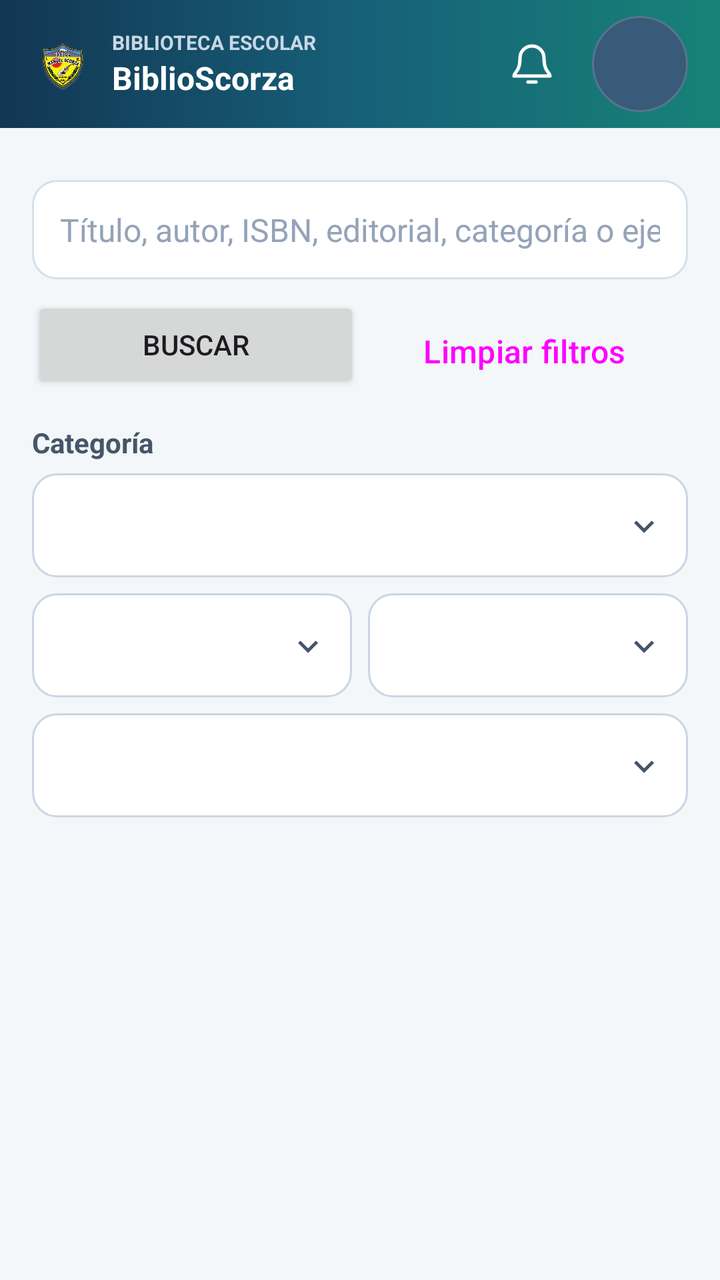
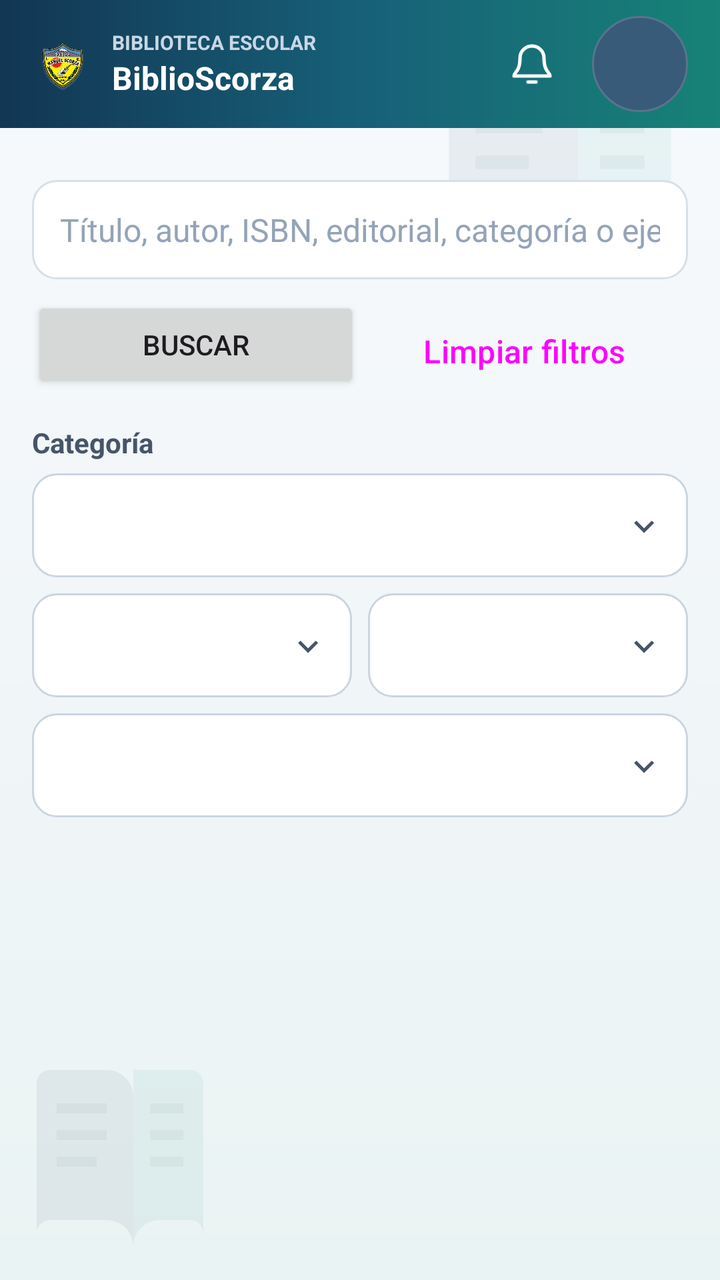

Screens rendered from an Android XML layout before and after an edit, with the pre-edit source and the edit as a unified diff.
<!-- AndroidManifest.xml: application theme Theme.BiblioScorza -->
<!-- res/layout/activity_buscar.xml -->
<?xml version="1.0" encoding="utf-8"?>
<LinearLayout xmlns:android="http://schemas.android.com/apk/res/android"
    android:layout_width="match_parent" android:layout_height="match_parent"
    android:orientation="vertical">
    <include layout="@layout/view_top_bar" />
    <LinearLayout android:layout_width="match_parent" android:layout_height="0dp"
        android:layout_weight="1" android:orientation="vertical" android:padding="16dp">
    <EditText android:id="@+id/etBuscar" style="@style/BsInput"
        android:hint="Título, autor, ISBN, editorial, categoría o ejemplar" android:inputType="text" />
    <LinearLayout android:layout_width="match_parent" android:layout_height="wrap_content"
        android:orientation="horizontal">
        <Button android:id="@+id/btnBuscar" android:layout_width="0dp" android:layout_height="48dp"
            android:layout_weight="1" android:layout_marginTop="8dp" android:text="Buscar" />
        <Button android:id="@+id/btnLimpiar" style="@style/BsButtonOutline"
            android:layout_width="0dp" android:layout_height="48dp" android:layout_weight="1"
            android:text="Limpiar filtros" />
    </LinearLayout>
    <TextView android:layout_width="match_parent" android:layout_height="wrap_content"
        android:layout_marginTop="12dp" android:layout_marginBottom="6dp"
        android:text="Categoría" android:textColor="#475569" android:textSize="14sp"
        android:textStyle="bold" />
    <Spinner android:id="@+id/spCategoria" android:layout_width="match_parent" android:layout_height="52dp"
        android:background="@drawable/bg_filter_spinner" android:contentDescription="Filtrar por categoría"
        android:paddingStart="12dp" android:paddingEnd="40dp" android:spinnerMode="dropdown" />
    <LinearLayout android:layout_width="match_parent" android:layout_height="wrap_content"
        android:layout_marginTop="8dp" android:orientation="horizontal">
        <Spinner android:id="@+id/spNivel" android:layout_width="0dp" android:layout_height="52dp"
            android:layout_marginEnd="4dp" android:layout_weight="1" android:background="@drawable/bg_filter_spinner"
            android:contentDescription="Filtrar por nivel educativo" android:paddingStart="10dp"
            android:paddingEnd="36dp" android:spinnerMode="dropdown" />
        <Spinner android:id="@+id/spDisponibilidad" android:layout_width="0dp" android:layout_height="52dp"
            android:layout_marginStart="4dp" android:layout_weight="1" android:background="@drawable/bg_filter_spinner"
            android:contentDescription="Filtrar por disponibilidad" android:paddingStart="10dp"
            android:paddingEnd="36dp" android:spinnerMode="dropdown" />
    </LinearLayout>
    <Spinner android:id="@+id/spEstado" android:layout_width="match_parent" android:layout_height="52dp"
        android:layout_marginTop="8dp" android:background="@drawable/bg_filter_spinner"
        android:contentDescription="Filtrar por estado del libro"
        android:paddingStart="12dp" android:paddingEnd="40dp" android:spinnerMode="dropdown" />
    <ProgressBar android:id="@+id/progreso" android:layout_width="wrap_content"
        android:layout_height="wrap_content" android:layout_gravity="center_horizontal"
        android:visibility="gone" />
    <TextView android:id="@+id/tvFiltros" style="@style/BsText" />
    <TextView android:id="@+id/tvMsg" style="@style/BsText" />
    <ListView android:id="@+id/lista" android:layout_width="match_parent"
        android:layout_height="0dp" android:layout_weight="1" android:layout_marginTop="8dp"
        android:dividerHeight="8dp" />
    <Button android:id="@+id/btnMas" android:layout_width="match_parent"
        android:layout_height="48dp" android:text="Cargar más" android:visibility="gone" />
    </LinearLayout>
</LinearLayout>
<!-- res/layout/view_top_bar.xml (included above) -->
<?xml version="1.0" encoding="utf-8"?>
<LinearLayout xmlns:android="http://schemas.android.com/apk/res/android"
    android:layout_width="match_parent"
    android:layout_height="64dp"
    android:background="@drawable/bg_top_bar"
    android:gravity="center_vertical"
    android:orientation="horizontal"
    android:paddingStart="16dp"
    android:paddingEnd="16dp">

    <ImageButton
        android:id="@+id/btnVolver"
        android:layout_width="44dp"
        android:layout_height="44dp"
        android:background="?attr/selectableItemBackgroundBorderless"
        android:contentDescription="Volver"
        android:padding="12dp"
        android:src="@drawable/ic_arrow_back"
        android:tint="#FFFFFF"
        android:visibility="gone" />

    <ImageView
        android:layout_width="30dp"
        android:layout_height="36dp"
        android:contentDescription="Escudo de Biblioteca-Scorza"
        android:scaleType="fitCenter"
        android:src="@drawable/escudo_colegio_transparente" />

    <LinearLayout
        android:layout_width="0dp"
        android:layout_height="wrap_content"
        android:layout_marginStart="10dp"
        android:layout_weight="1"
        android:orientation="vertical">

        <TextView
            android:layout_width="match_parent"
            android:layout_height="wrap_content"
            android:ellipsize="end"
            android:maxLines="1"
            android:text="BIBLIOTECA ESCOLAR"
            android:textColor="#C8D7E5"
            android:textSize="10sp"
            android:textStyle="bold" />

        <TextView
            android:layout_width="match_parent"
            android:layout_height="wrap_content"
            android:ellipsize="end"
            android:maxLines="1"
            android:text="BiblioScorza"
            android:textColor="#FFFFFF"
            android:textSize="16sp"
            android:textStyle="bold" />
    </LinearLayout>

    <FrameLayout
        android:id="@+id/btnNotificaciones"
        android:layout_width="48dp"
        android:layout_height="48dp"
        android:layout_marginStart="4dp"
        android:background="@drawable/bg_top_bar_action_ripple"
        android:clickable="true"
        android:contentDescription="Notificaciones"
        android:focusable="true">

        <ImageView
            android:layout_width="24dp"
            android:layout_height="24dp"
            android:layout_gravity="center"
            android:contentDescription="@null"
            android:src="@drawable/ic_notifications"
            android:tint="#FFFFFF" />

        <TextView
            android:id="@+id/tvNotificaciones"
            android:layout_width="18dp"
            android:layout_height="18dp"
            android:layout_gravity="top|end"
            android:background="@drawable/bg_top_bar_badge"
            android:gravity="center"
            android:textColor="#FFFFFF"
            android:textSize="10sp"
            android:textStyle="bold"
            android:visibility="gone" />
    </FrameLayout>

    <TextView
        android:id="@+id/btnPerfil"
        android:layout_width="48dp"
        android:layout_height="48dp"
        android:layout_marginStart="6dp"
        android:background="@drawable/bg_top_bar_avatar_ripple"
        android:clickable="true"
        android:contentDescription="Abrir perfil del usuario"
        android:focusable="true"
        android:gravity="center"
        android:minHeight="48dp"
        android:minWidth="48dp"
        android:textColor="#FFFFFF"
        android:textSize="14sp"
        android:textStyle="bold" />
</LinearLayout>
<!-- resources referenced by this layout -->
<resources>
  <!-- drawable bg_top_bar_action_ripple (drawable) -->
  <?xml version="1.0" encoding="utf-8"?>
  <ripple xmlns:android="http://schemas.android.com/apk/res/android"
      android:color="#55FFFFFF">
      <item android:id="@android:id/mask">
          <shape android:shape="oval">
              <solid android:color="#FFFFFFFF" />
          </shape>
      </item>
  </ripple>
  <!-- drawable bg_top_bar_badge (drawable) -->
  <?xml version="1.0" encoding="utf-8"?>
  <shape xmlns:android="http://schemas.android.com/apk/res/android">
      <solid android:color="#D93445" />
      <corners android:radius="50dp" />
  </shape>
  <!-- drawable ic_arrow_back (drawable) -->
  <vector xmlns:android="http://schemas.android.com/apk/res/android"
      android:width="24dp" android:height="24dp"
      android:viewportWidth="24" android:viewportHeight="24">
      <path android:fillColor="#FF000000"
          android:pathData="M20,12v-2H7.83l5.59,-5.59L12,3l-9,8 9,9 1.41,-1.41L7.83,12H20z" />
  </vector>
  <style name="BsText">
          <item name="android:layout_width">match_parent</item>
          <item name="android:layout_height">wrap_content</item>
          <item name="android:layout_marginTop">8dp</item>
          <item name="android:textSize">15sp</item>
          <item name="android:textColor">#1E293B</item>
      </style>
  <!-- drawable ic_filter_expand (drawable) -->
  <vector xmlns:android="http://schemas.android.com/apk/res/android"
      android:width="24dp"
      android:height="24dp"
      android:viewportWidth="24"
      android:viewportHeight="24">
      <path
          android:fillColor="#475569"
          android:pathData="M7.4,9.2L12,13.8l4.6,-4.6L18,10.6l-6,6 -6,-6z" />
  </vector>
  <!-- drawable bg_top_bar_avatar (drawable) -->
  <?xml version="1.0" encoding="utf-8"?>
  <shape xmlns:android="http://schemas.android.com/apk/res/android" android:shape="oval">
      <solid android:color="#385B7A" />
      <stroke android:width="1dp" android:color="#58748E" />
  </shape>
  <!-- drawable input_bg (drawable) -->
  <?xml version="1.0" encoding="utf-8"?>
  <shape xmlns:android="http://schemas.android.com/apk/res/android" android:shape="rectangle">
      <solid android:color="#FFFFFF" />
      <stroke android:width="1dp" android:color="#D6E0E8" />
      <corners android:radius="12dp" />
  </shape>
  <!-- unchanged entries left out for length: 8 -->
</resources>

<!-- the commit's change to res/layout/activity_buscar.xml (unified diff, before → after) -->
@@ -1,6 +1,7 @@
 <?xml version="1.0" encoding="utf-8"?>
 <LinearLayout xmlns:android="http://schemas.android.com/apk/res/android"
     android:layout_width="match_parent" android:layout_height="match_parent"
+    android:background="@drawable/bg_library_canvas"
     android:orientation="vertical">
     <include layout="@layout/view_top_bar" />
     <LinearLayout android:layout_width="match_parent" android:layout_height="0dp"
<!-- resource entries referenced after the edit -->
@@ -1,5 +1,28 @@
 <!-- resources referenced by this layout -->
 <resources>
+  <!-- drawable bg_library_canvas (drawable) -->
+  <layer-list xmlns:android="http://schemas.android.com/apk/res/android">
+      <item>
+          <shape android:shape="rectangle">
+              <gradient
+                  android:angle="270"
+                  android:startColor="#F7FAFC"
+                  android:centerColor="#F1F6F8"
+                  android:endColor="#EAF3F3"
+                  android:type="linear" />
+          </shape>
+      </item>
+      <item
+          android:drawable="@drawable/ic_library_watermark"
+          android:gravity="top|end"
+          android:width="160dp"
+          android:height="160dp" />
+      <item
+          android:drawable="@drawable/ic_library_watermark"
+          android:gravity="bottom|start"
+          android:width="120dp"
+          android:height="120dp" />
+  </layer-list>
   <!-- drawable bg_top_bar_action_ripple (drawable) -->
   <?xml version="1.0" encoding="utf-8"?>
   <ripple xmlns:android="http://schemas.android.com/apk/res/android"
@@ -40,6 +63,22 @@
           android:fillColor="#475569"
           android:pathData="M7.4,9.2L12,13.8l4.6,-4.6L18,10.6l-6,6 -6,-6z" />
   </vector>
+  <!-- drawable ic_library_watermark (drawable) -->
+  <vector xmlns:android="http://schemas.android.com/apk/res/android"
+      android:width="160dp"
+      android:height="160dp"
+      android:viewportWidth="72"
+      android:viewportHeight="72">
+      <path
+          android:fillColor="#1017324D"
+          android:pathData="M11,13C11,10.8 12.8,9 15,9h17c4.4,0 8,3.6 8,8v45c0,-4.4 -3.6,-8 -8,-8H15c-2.2,0 -4,1.8 -4,4z" />
+      <path
+          android:fillColor="#10168C83"
+          android:pathData="M61,13c0,-2.2 -1.8,-4 -4,-4H40v53c0,-4.4 3.6,-8 8,-8h9c2.2,0 4,1.8 4,4z" />
+      <path
+          android:fillColor="#187F9A9B"
+          android:pathData="M17,19h15v3H17zM17,27h15v3H17zM17,35h12v3H17zM45,19h10v3H45zM45,27h10v3H45zM45,35h10v3H45z" />
+  </vector>
   <!-- drawable bg_top_bar_avatar (drawable) -->
   <?xml version="1.0" encoding="utf-8"?>
   <shape xmlns:android="http://schemas.android.com/apk/res/android" android:shape="oval">
